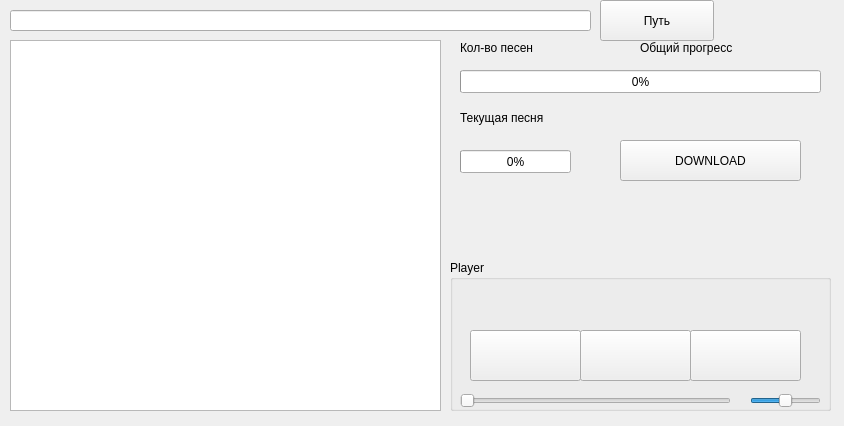
Above: Projects/vkDownloadMusic/musicview.ui from dimones/DimonesLabs before the change. Below: the same form after it.
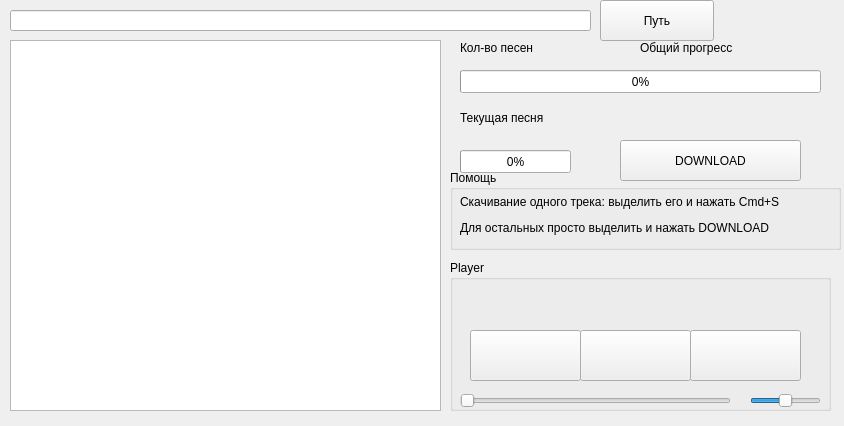
That is the form after the change. Icons and pictures are not drawn.

Diff of the .ui file:
```diff
--- a/Projects/vkDownloadMusic/musicview.ui
+++ b/Projects/vkDownloadMusic/musicview.ui
@@ -411,6 +411,46 @@
     </property>
    </widget>
   </widget>
+  <widget class="QGroupBox" name="groupBox_2">
+   <property name="geometry">
+    <rect>
+     <x>450</x>
+     <y>170</y>
+     <width>391</width>
+     <height>80</height>
+    </rect>
+   </property>
+   <property name="title">
+    <string>Помощь</string>
+   </property>
+   <widget class="QLabel" name="label_4">
+    <property name="geometry">
+     <rect>
+      <x>10</x>
+      <y>20</y>
+      <width>381</width>
+      <height>51</height>
+     </rect>
+    </property>
+    <property name="text">
+     <string>&lt;html&gt;&lt;head/&gt;&lt;body&gt;&lt;p&gt;Скачивание одного трека: выделить его и нажать Cmd+S&lt;/p&gt;&lt;p&gt;Для остальных просто выделить и нажать DOWNLOAD&lt;/p&gt;&lt;/body&gt;&lt;/html&gt;</string>
+    </property>
+   </widget>
+  </widget>
+  <action name="action">
+   <property name="checkable">
+    <bool>false</bool>
+   </property>
+   <property name="text">
+    <string>Скачка одной</string>
+   </property>
+   <property name="toolTip">
+    <string>Будет скачиваться одна песня</string>
+   </property>
+   <property name="shortcut">
+    <string>Ctrl+S, Meta+S, Meta+Ы</string>
+   </property>
+  </action>
  </widget>
  <resources/>
  <connections/>
```
Left out of the diff: 6 changed lines with no effect on the pictures.
